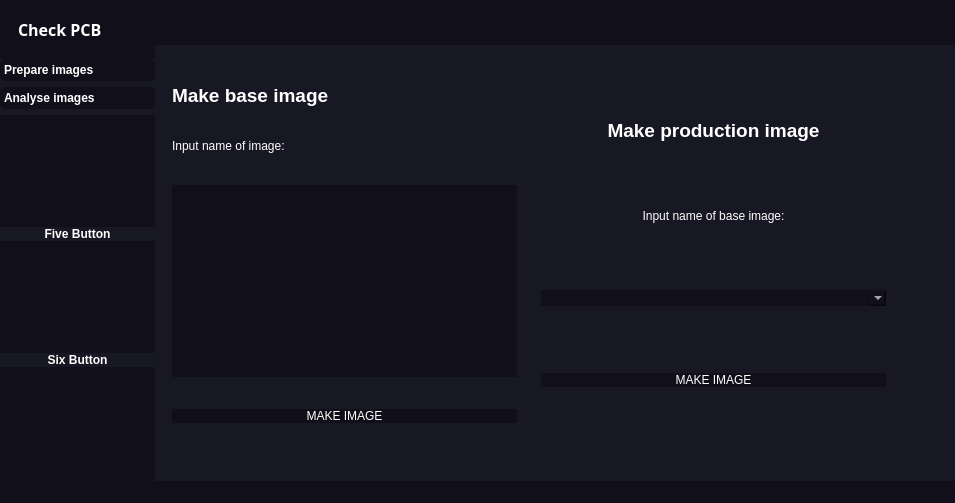
Above: check_pcb.ui from MarcinKrupnik/CheckPCB before the change. Below: the same form after it.
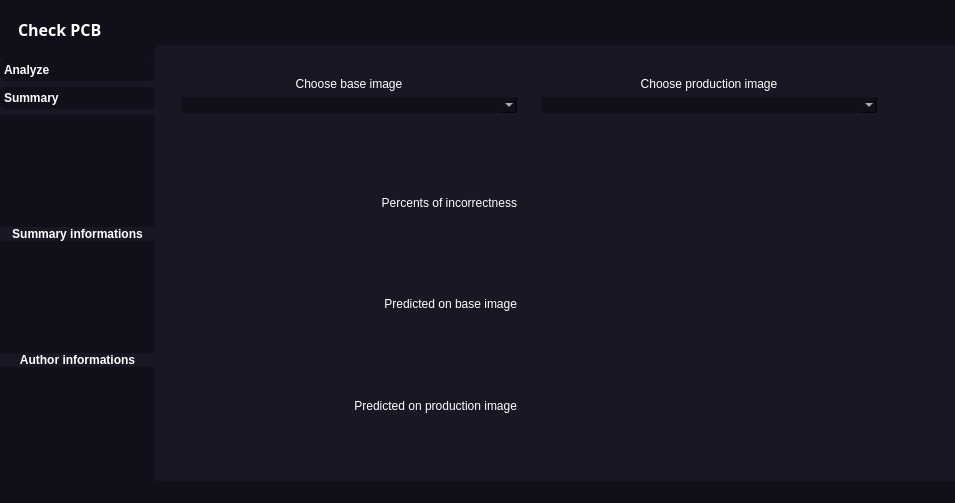
That is the form after the change. The open tabs and pages were chosen to show the change. Icons and pictures are not drawn.

The edit to the form file:
```diff
--- a/check_pcb.ui
+++ b/check_pcb.ui
@@ -232,7 +232,7 @@
                   <normaloff>icons/chevron-down.svg</normaloff>icons/chevron-down.svg</iconset>
                 </attribute>
                 <attribute name="label">
-                 <string>Prepare images</string>
+                 <string>Analyze</string>
                 </attribute>
                 <layout class="QVBoxLayout" name="verticalLayout_6">
                  <property name="spacing">
@@ -317,7 +317,7 @@
                   <normaloff>icons/chevron-down.svg</normaloff>icons/chevron-down.svg</iconset>
                 </attribute>
                 <attribute name="label">
-                 <string>Analyse images</string>
+                 <string>Summary</string>
                 </attribute>
                 <layout class="QVBoxLayout" name="verticalLayout_7">
                  <property name="spacing">
@@ -348,7 +348,7 @@
 </string>
                    </property>
                    <property name="text">
-                    <string>Five Button</string>
+                    <string>Summary informations</string>
                    </property>
                   </widget>
                  </item>
@@ -365,7 +365,7 @@
 </string>
                    </property>
                    <property name="text">
-                    <string>Six Button</string>
+                    <string>Author informations</string>
                    </property>
                   </widget>
                  </item>
@@ -1018,6 +1018,195 @@
                  </layout>
                 </widget>
                </widget>
+               <widget class="QWidget" name="page_7">
+                <widget class="QFrame" name="frame_19">
+                 <property name="geometry">
+                  <rect>
+                   <x>-10</x>
+                   <y>-10</y>
+                   <width>750</width>
+                   <height>430</height>
+                  </rect>
+                 </property>
+                 <property name="minimumSize">
+                  <size>
+                   <width>750</width>
+                   <height>430</height>
+                  </size>
+                 </property>
+                 <property name="frameShape">
+                  <enum>QFrame::StyledPanel</enum>
+                 </property>
+                 <property name="frameShadow">
+                  <enum>QFrame::Raised</enum>
+                 </property>
+                 <layout class="QVBoxLayout" name="verticalLayout_20">
+                  <item>
+                   <widget class="QFrame" name="frame_21">
+                    <property name="frameShape">
+                     <enum>QFrame::StyledPanel</enum>
+                    </property>
+                    <property name="frameShadow">
+                     <enum>QFrame::Raised</enum>
+                    </property>
+                    <layout class="QHBoxLayout" name="horizontalLayout_10">
+                     <item>
+                      <widget class="QFrame" name="frame_24">
+                       <property name="frameShape">
+                        <enum>QFrame::StyledPanel</enum>
+                       </property>
+                       <property name="frameShadow">
+                        <enum>QFrame::Raised</enum>
+                       </property>
+                       <layout class="QVBoxLayout" name="verticalLayout_23">
+                        <item>
+                         <widget class="QLabel" name="label_11">
+                          <property name="text">
+                           <string>Choose base image</string>
+                          </property>
+                          <property name="alignment">
+                           <set>Qt::AlignCenter</set>
+                          </property>
+                         </widget>
+                        </item>
+                        <item>
+                         <widget class="QComboBox" name="summary_base_combobox">
+                          <property name="styleSheet">
+                           <string notr="true">background-color:rgb(17,16,26);</string>
+                          </property>
+                         </widget>
+                        </item>
+                       </layout>
+                      </widget>
+                     </item>
+                     <item>
+                      <widget class="QFrame" name="frame_25">
+                       <property name="frameShape">
+                        <enum>QFrame::StyledPanel</enum>
+                       </property>
+                       <property name="frameShadow">
+                        <enum>QFrame::Raised</enum>
+                       </property>
+                       <layout class="QVBoxLayout" name="verticalLayout_24">
+                        <item>
+                         <widget class="QLabel" name="label_20">
+                          <property name="text">
+                           <string>Choose production image</string>
+                          </property>
+                          <property name="alignment">
+                           <set>Qt::AlignCenter</set>
+                          </property>
+                         </widget>
+                        </item>
+                        <item>
+                         <widget class="QComboBox" name="summary_prod_combobox">
+                          <property name="styleSheet">
+                           <string notr="true">background-color:rgb(17,16,26);</string>
+                          </property>
+                         </widget>
+                        </item>
+                       </layout>
+                      </widget>
+                     </item>
+                    </layout>
+                   </widget>
+                  </item>
+                  <item>
+                   <widget class="QFrame" name="frame_20">
+                    <property name="sizePolicy">
+                     <sizepolicy hsizetype="Preferred" vsizetype="Expanding">
+                      <horstretch>0</horstretch>
+                      <verstretch>0</verstretch>
+                     </sizepolicy>
+                    </property>
+                    <property name="frameShape">
+                     <enum>QFrame::StyledPanel</enum>
+                    </property>
+                    <property name="frameShadow">
+                     <enum>QFrame::Raised</enum>
+                    </property>
+                    <layout class="QHBoxLayout" name="horizontalLayout_9">
+                     <item>
+                      <widget class="QFrame" name="frame_22">
+                       <property name="frameShape">
+                        <enum>QFrame::StyledPanel</enum>
+                       </property>
+                       <property name="frameShadow">
+                        <enum>QFrame::Raised</enum>
+                       </property>
+                       <layout class="QVBoxLayout" name="verticalLayout_21">
+                        <item>
+                         <widget class="QLabel" name="label_14">
+                          <property name="text">
+                           <string>Percents of incorrectness</string>
+                          </property>
+                          <property name="alignment">
+                           <set>Qt::AlignRight|Qt::AlignTrailing|Qt::AlignVCenter</set>
+                          </property>
+                         </widget>
+                        </item>
+                        <item>
+                         <widget class="QLabel" name="label_15">
+                          <property name="text">
+                           <string>Predicted on base image</string>
+                          </property>
+                          <property name="alignment">
+                           <set>Qt::AlignRight|Qt::AlignTrailing|Qt::AlignVCenter</set>
+                          </property>
+                         </widget>
+                        </item>
+                        <item>
+                         <widget class="QLabel" name="label_16">
+                          <property name="text">
+                           <string>Predicted on production image</string>
+                          </property>
+                          <property name="alignment">
+                           <set>Qt::AlignRight|Qt::AlignTrailing|Qt::AlignVCenter</set>
+                          </property>
+                         </widget>
+                        </item>
+                       </layout>
+                      </widget>
+                     </item>
+                     <item>
+                      <widget class="QFrame" name="frame_23">
+                       <property name="frameShape">
+                        <enum>QFrame::StyledPanel</enum>
+                       </property>
+                       <property name="frameShadow">
+                        <enum>QFrame::Raised</enum>
+                       </property>
+                       <layout class="QVBoxLayout" name="verticalLayout_22">
+                        <item>
+                         <widget class="QLabel" name="incorrectness_label">
+                          <property name="text">
+                           <string/>
+                          </property>
+                         </widget>
+                        </item>
+                        <item>
+                         <widget class="QLabel" name="predicted_base_label">
+                          <property name="text">
+                           <string/>
+                          </property>
+                         </widget>
+                        </item>
+                        <item>
+                         <widget class="QLabel" name="predicted_production_label">
+                          <property name="text">
+                           <string/>
+                          </property>
+                         </widget>
+                        </item>
+                       </layout>
+                      </widget>
+                     </item>
+                    </layout>
+                   </widget>
+                  </item>
+                 </layout>
+                </widget>
+               </widget>
                <widget class="QWidget" name="page_6">
                 <widget class="QFrame" name="frame_9">
                  <property name="geometry">
```
Left out of the diff: 18 changed lines with no effect on the pictures.
